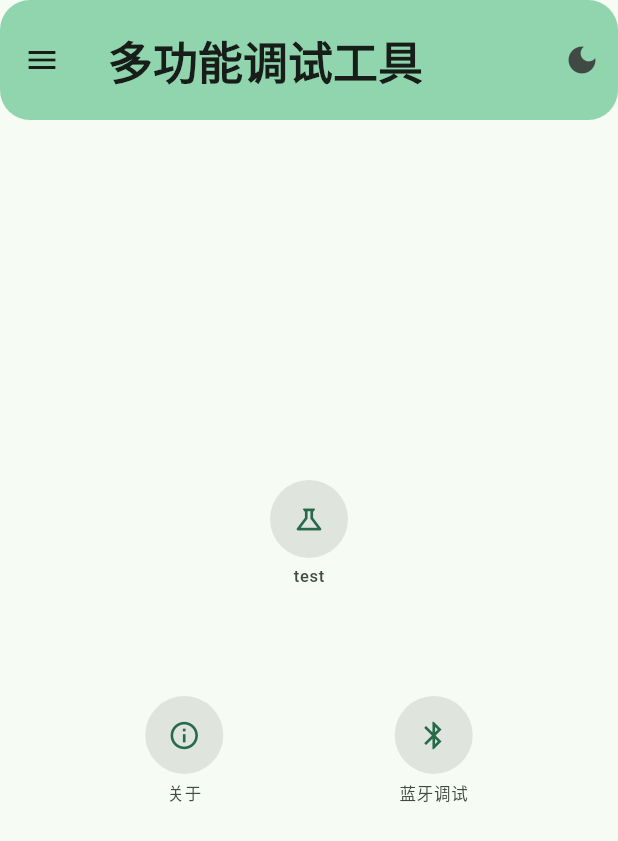
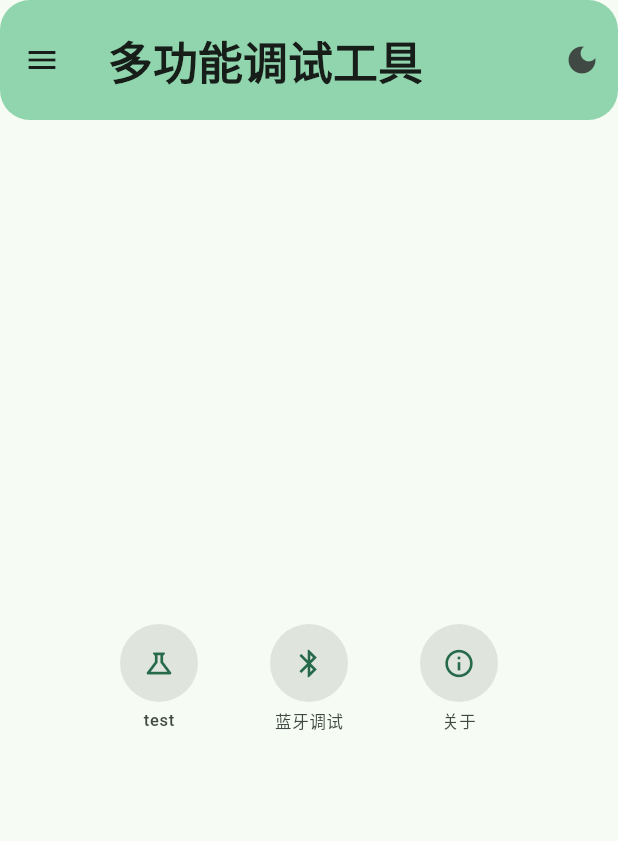
Before and after one commit to yjrqz777/flutter_application_test, a Flutter app: the screen it shows after launch, on a phone screen of 412 x 824 dp. Shown: the top 841 px of the screen. Run offline on Flutter 3.47's test engine with Material 3 defaults, Android fonts, the phone set to English and light mode, and no system bars; our stand-ins replace flutter_blue_plus, sensors_plus; missing offline and left inert: flutter_classic_bluetooth; Roboto replaces fonts that are missing (SimSun).

Commit message:
refactor(home): 功能按钮改为一行排列
- test、蓝牙调试、关于三个入口改成一排居中，间距 32，去掉三角环形布局

- 每个入口挂 GlobalKey，点击时取该按钮中心作为圆周展开的圆心，不再依赖舞台坐标

```diff
--- a/lib/pages/home_page.dart
+++ b/lib/pages/home_page.dart
@@ -1,5 +1,3 @@
-import 'dart:math' as math;
-
 import 'package:flutter/material.dart';
 
 import '../app/app_info.dart';
@@ -10,8 +8,8 @@ import 'about_page.dart';
 import 'bluetooth/bluetooth_page.dart';
 import 'test_page.dart';
 
-/// 主界面：test、蓝牙调试、关于三个入口常驻显示，
-/// 围绕中心排成一个三角形，点哪个就从那个圆的圆心展开对应页面。
+/// 主界面：test、蓝牙调试、关于三个入口排成一行，
+/// 点哪个就从那个圆的圆心展开对应页面。
 ///
 /// 左上角菜单仍然打开抽屉（设置、关于、蓝牙调试），
 /// 原来的传感器 / 计数器页面移到了 [TestPage]，从 test 入口进入。
@@ -29,28 +27,20 @@ class _HomePageState extends State<HomePage> {
   // 抽屉要用 ScaffoldState 打开，所以给 Scaffold 挂一个 key
   final GlobalKey<ScaffoldState> _scaffoldKey = GlobalKey<ScaffoldState>();
 
-  // 入口布局的舞台，用来把入口的局部坐标换算成屏幕坐标
-  final GlobalKey _menuKey = GlobalKey();
+  // 每个入口自己的 key：点击时用它取按钮中心的全局坐标，作为展开动画的圆心
+  final GlobalKey _testKey = GlobalKey();
+  final GlobalKey _bluetoothKey = GlobalKey();
+  final GlobalKey _aboutKey = GlobalKey();
 
-  /// 入口圆心到舞台中心的距离（像素）
-  static const double _radius = 96;
+  /// 三个入口之间的间距
+  static const double _gap = 32;
 
-  /// 入口布局舞台的尺寸
-  static const Size _stageSize = Size(320, 320);
-
-  /// 三个入口分布的角度（度）：正上方、右下、左下
-  static const double _angleTest = -90;
-  static const double _angleBluetooth = 30;
-  static const double _angleAbout = 150;
-
-  /// 打开入口页：页面从被点入口的圆心扩散展开。
-  ///
-  /// [localOrigin] 是该入口在舞台里的圆心坐标。
-  void _open(Widget page, Offset localOrigin) {
-    final RenderBox? menuBox =
-        _menuKey.currentContext?.findRenderObject() as RenderBox?;
-    final Offset origin = menuBox != null && menuBox.hasSize
-        ? menuBox.localToGlobal(localOrigin)
+  /// 打开入口页：页面从被点按钮的圆心扩散展开。
+  void _open(GlobalKey anchorKey, Widget page) {
+    final RenderBox? anchor =
+        anchorKey.currentContext?.findRenderObject() as RenderBox?;
+    final Offset origin = anchor != null && anchor.hasSize
+        ? anchor.localToGlobal(anchor.size.center(Offset.zero))
         : MediaQuery.sizeOf(context).center(Offset.zero);
 
     Navigator.of(context).push<void>(
@@ -85,60 +75,34 @@ class _HomePageState extends State<HomePage> {
         ],
       ),
       body: Center(
-        child: SizedBox(
-          key: _menuKey,
-          width: _stageSize.width,
-          height: _stageSize.height,
-          child: Stack(
-            clipBehavior: Clip.none,
-            alignment: Alignment.center,
+        child: Row(
+          mainAxisAlignment: MainAxisAlignment.center,
           children: <Widget>[
-              _buildEntry(
+            _EntryCircle(
+              key: _testKey,
               icon: Icons.science_outlined,
               label: 'test',
-                angleDegrees: _angleTest,
-                page: TestPage(themeController: widget.themeController),
+              onTap: () => _open(
+                _testKey,
+                TestPage(themeController: widget.themeController),
               ),
-              _buildEntry(
+            ),
+            const SizedBox(width: _gap),
+            _EntryCircle(
+              key: _bluetoothKey,
               icon: Icons.bluetooth,
               label: '蓝牙调试',
-                angleDegrees: _angleBluetooth,
-                page: const BluetoothPage(),
+              onTap: () => _open(_bluetoothKey, const BluetoothPage()),
             ),
-              _buildEntry(
+            const SizedBox(width: _gap),
+            _EntryCircle(
+              key: _aboutKey,
               icon: Icons.info_outline,
               label: '关于',
-                angleDegrees: _angleAbout,
-                page: const AboutPage(),
+              onTap: () => _open(_aboutKey, const AboutPage()),
             ),
           ],
         ),
-        ),
-      ),
-    );
-  }
-
-  /// 一个入口：按角度摆在圆周上，点击后以自身位置为圆心展开页面
-  Widget _buildEntry({
-    required IconData icon,
-    required String label,
-    required double angleDegrees,
-    required Widget page,
-  }) {
-    final double radians = angleDegrees * math.pi / 180;
-    final Offset target = Offset(
-      math.cos(radians) * _radius,
-      math.sin(radians) * _radius,
-    );
-    final Offset localOrigin =
-        Offset(_stageSize.width / 2, _stageSize.height / 2) + target;
-
-    return Transform.translate(
-      offset: target,
-      child: _EntryCircle(
-        icon: icon,
-        label: label,
-        onTap: () => _open(page, localOrigin),
       ),
     );
   }
```
Lines whose indentation alone changed are shown as unchanged.
